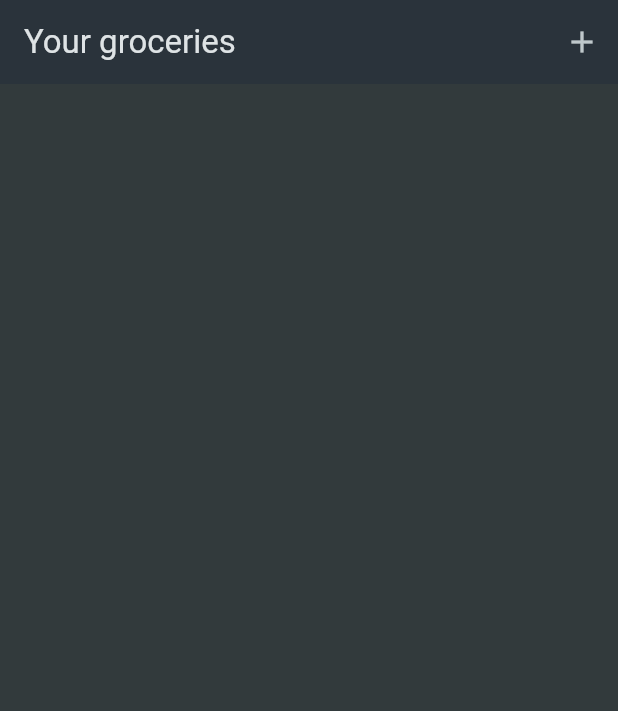
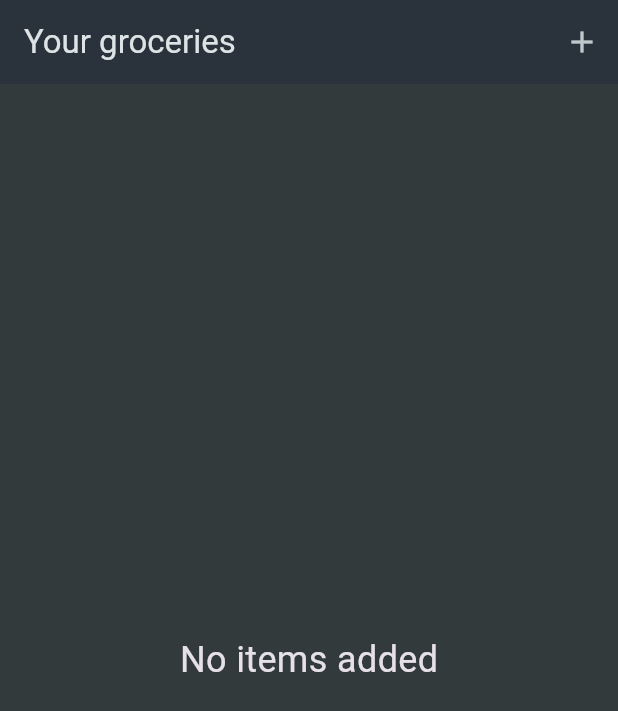
Before and after one commit to viniciusdias2902/shopping_list_app, a Flutter app: the screen it shows after launch, on a phone screen of 412 x 824 dp. Shown: the top 711 px of the screen. Run offline on Flutter 3.47's test engine with Material 3 defaults, Android fonts, the phone set to English and light mode, and no system bars.

Commit message:
feat(groceries_list.dart): adds fallback content

```diff
--- a/lib/screens/groceries_list.dart
+++ b/lib/screens/groceries_list.dart
@@ -26,15 +26,25 @@ class _GroceriesListState extends State<GroceriesList> {
 
   @override
   Widget build(BuildContext context) {
+    final content =
+        _groceryItems.isEmpty
+            ? Center(
+              child: const Text(
+                'No items added',
+                style: TextStyle(fontSize: 24),
+              ),
+            )
+            : ListView.builder(
+              itemCount: _groceryItems.length,
+              itemBuilder:
+                  (ctx, index) => Grocery(groceryItem: _groceryItems[index]),
+            );
     return Scaffold(
       appBar: AppBar(
         title: Text('Your groceries'),
         actions: [IconButton(onPressed: addItem, icon: Icon(Icons.add))],
       ),
-      body: ListView.builder(
-        itemCount: _groceryItems.length,
-        itemBuilder: (ctx, index) => Grocery(groceryItem: _groceryItems[index]),
-      ),
+      body: content,
     );
   }
 }
```
